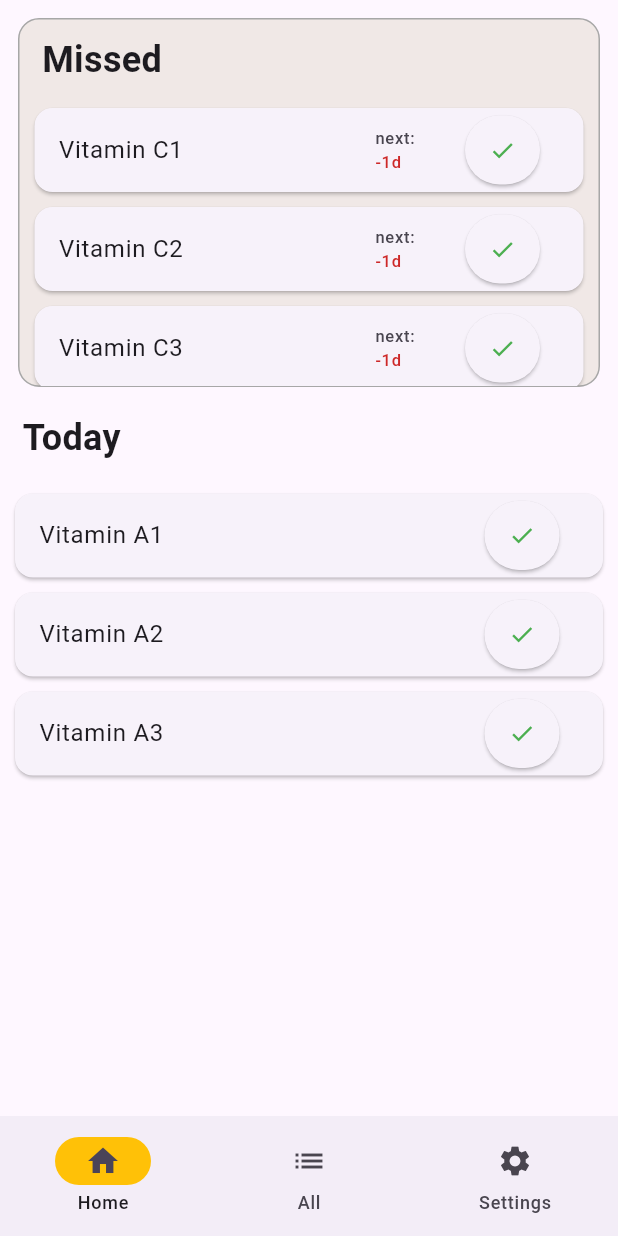
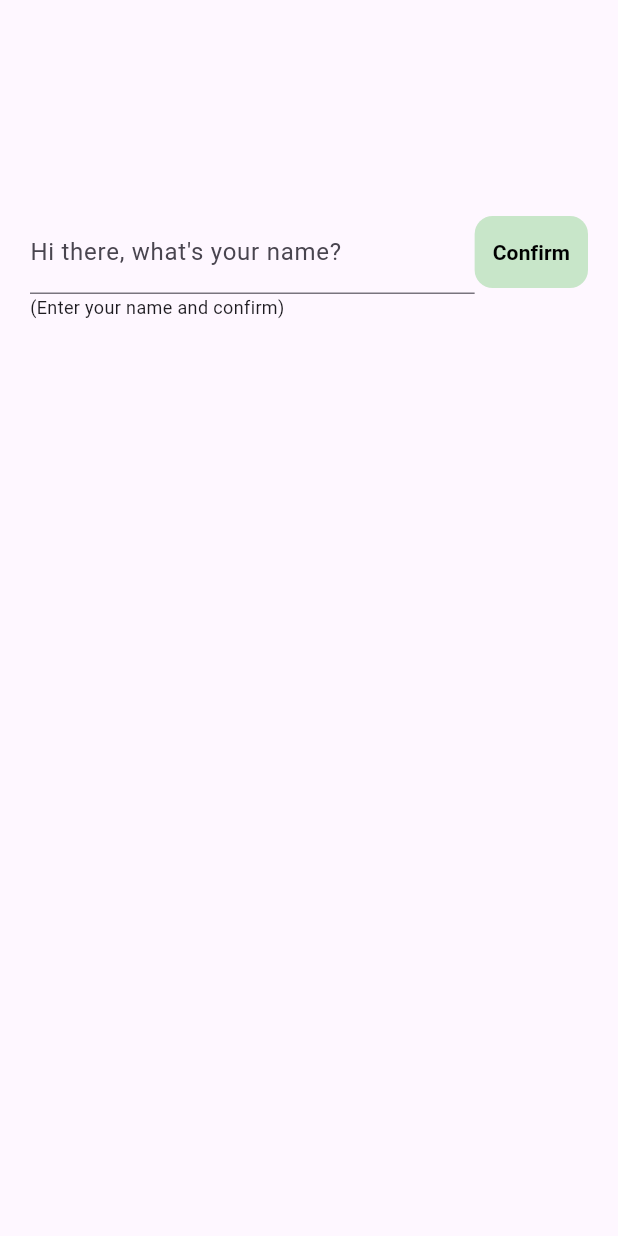
Before and after one commit to paulwiese/medication-tracker, a Flutter app: the screen it shows after launch, on a phone screen of 412 x 824 dp. Run offline on Flutter 3.47's test engine with Material 3 defaults, Android fonts, the phone set to English and light mode, and no system bars; our stand-ins replace hive, hive_flutter; accounts and stored records are empty.

Commit message:
start screen

```diff
--- a/lib/main.dart
+++ b/lib/main.dart
@@ -9,28 +9,9 @@ void main() async {
 
   await Hive.initFlutter();
 
-  await Hive.deleteBoxFromDisk('medication');
-
   Hive.registerAdapter(MedicationAdapter());
 
   var box = await Hive.openBox('medication');
-
-  var medication = [
-    Medication(id: 0, name: 'Vitamin A1', active: true, cycle: 7, last: DateTime(2024,11, 15), next: DateTime(2024, 11, 22), stock: 20, started: DateTime(2024,11, 14), total: 0),
-    Medication(id: 1, name: 'Vitamin A2', active: true, cycle: 7, last: DateTime(2024,11, 15), next: DateTime(2024, 11, 22), stock: 20, started: DateTime(2024,11, 14), total: 0),
-    Medication(id: 2, name: 'Vitamin A3', active: true, cycle: 7, last: DateTime(2024,11, 15), next: DateTime(2024, 11, 22), stock: 20, started: DateTime(2024,11, 14), total: 0),
-
-
-    Medication(id: 3, name: 'Vitamin B1', active: true, cycle: 7, last: DateTime(2024,11, 16), next: DateTime(2024, 11, 23), stock: 20, started: DateTime(2024,11, 10), total: 0),
-    Medication(id: 4, name: 'Vitamin B2', active: true, cycle: 7, last: DateTime(2024,11, 16), next: DateTime(2024, 11, 23), stock: 20, started: DateTime(2024,11, 10), total: 0),
-    Medication(id: 5, name: 'Vitamin B3', active: true, cycle: 7, last: DateTime(2024,11, 16), next: DateTime(2024, 11, 23), stock: 20, started: DateTime(2024,11, 10), total: 0),
-
-    Medication(id: 6, name: 'Vitamin C1', active: true, cycle: 7, last: DateTime(2024, 11, 14), next: DateTime(2024, 11, 21), stock: 20, started: DateTime(2024,11, 22), total: 0),
-    Medication(id: 7, name: 'Vitamin C2', active: true, cycle: 7, last: DateTime(2024, 11, 14), next: DateTime(2024, 11, 21), stock: 20, started: DateTime(2024,11, 22), total: 0),
-    Medication(id: 8, name: 'Vitamin C3', active: true, cycle: 7, last: DateTime(2024, 11, 14), next: DateTime(2024, 11, 21), stock: 20, started: DateTime(2024,11, 22), total: 0),
-  ];
-
-  box.put(0, medication);
 
   runApp(const MainApp());
 }
@@ -40,9 +21,11 @@ class MainApp extends StatelessWidget {
 
   @override
   Widget build(BuildContext context) {
-    return const MaterialApp(
+    var box = Hive.box('medication');
+
+    return MaterialApp(
       debugShowCheckedModeBanner: false,
-      home: Navigation()
+      home: box.get(1) == 'ready' ? const Navigation() : const Start()
     );
   }
 }
--- a/lib/pages/details.dart
+++ b/lib/pages/details.dart
@@ -32,7 +32,7 @@ class DetailScreenState extends State<DetailScreen> {
   @override
   void initState() {
     super.initState();
-    medication = Hive.box('medication').get(0);
+    medication = List<Medication>.from(Hive.box('medication').get(0));
 
     for(int i = 0; i < medication.length; i++) {
       if(medication[i].id == widget.id) {
--- a/lib/pages/index.dart
+++ b/lib/pages/index.dart
@@ -3,3 +3,4 @@ export 'all.dart';
 export 'settings.dart';
 export 'navigation.dart';
 export 'details.dart';
+export 'start.dart';
--- /dev/null
+++ b/lib/pages/start.dart
@@ -0,0 +1,130 @@
+import 'package:flutter/material.dart';
+import 'package:hive/hive.dart';
+import 'package:medication_tracker/models/medication.dart';
+import 'index.dart';
+
+class Start extends StatefulWidget {
+  const Start({super.key});
+
+  @override
+  State<Start> createState() => _StartState();
+}
+
+class _StartState extends State<Start> {
+  var box = Hive.box('medication');
+
+  TextEditingController _name = TextEditingController(text: '');
+
+  @override
+  Widget build(BuildContext context) {
+    return Scaffold(
+        body: Center(
+      child: Container(
+          constraints: const BoxConstraints(maxWidth: 400),
+          margin: const EdgeInsets.all(20),
+          child: Column(
+            crossAxisAlignment: CrossAxisAlignment.start,
+            children: [
+              SizedBox(height: 120,),
+              Row(
+                children: [
+                  Expanded(
+                      child: TextFormField(
+                    controller: _name,
+                    decoration: const InputDecoration(
+                        labelText: 'Hi there, what\'s your name?'),
+                  )),
+                  Container(
+                      decoration: BoxDecoration(
+                          color: Colors.green[100],
+                          shape: BoxShape.rectangle,
+                          borderRadius: const BorderRadius.all(Radius.circular(12.0))
+                        ),
+                      child: TextButton(
+                          onPressed: () {
+                            String input = _name.text;
+                            setState(() {
+                              if (input.isNotEmpty) {
+                                box.put(2, input);
+                                List<Medication> m = [];
+                                box.put(0, m);
+                                box.put(1, 'ready');
+                              } else {
+                                box.put(1, 'not-ready');
+                              }
+                            });
+                          },
+                          child: const Text('Confirm', style: TextStyle(color: Colors.black, fontWeight: FontWeight.bold),
+                          //icon: const Icon(
+                            //Icons.keyboard_return_rounded,
+                          ))),
+                ],
+              ),
+              const Text(
+                '(Enter your name and confirm)',
+                style: TextStyle(fontSize: 12.0),
+              ),
+              const SizedBox(
+                height: 40,
+              ),
+              (box.get(1) == 'ready')
+                  ? Row(
+                      children: [
+                        Container(
+                          decoration: BoxDecoration(
+                            color: Colors.blue[100],
+                            shape: BoxShape.rectangle,
+                            borderRadius: const BorderRadius.all(Radius.circular(12.0))
+                          ),
+                          child: TextButton(
+                            onPressed: () {
+                              Navigator.pushReplacement(context, MaterialPageRoute(
+                                builder: (context) => const Navigation(),
+                              ),);
+                            }
+                            , child: const Text('Start fresh', style: TextStyle(color: Colors.black))
+                          )
+                        ),
+                        const SizedBox(width: 20,),
+                        Container(
+                          decoration: BoxDecoration(
+                            color: Colors.blue[100],
+                            shape: BoxShape.rectangle,
+                            borderRadius: const BorderRadius.all(Radius.circular(12.0))
+                          ),
+                          child: TextButton(
+                            onPressed: () {
+                              List<Medication> medication = [
+                                Medication(id: 0, name: 'Vitamin A1', active: true, cycle: 7, last: DateTime(2024,11, 15), next: DateTime(2024, 11, 22), stock: 20, started: DateTime(2024,11, 14), total: 0),
+                                Medication(id: 1, name: 'Vitamin A2', active: true, cycle: 7, last: DateTime(2024,11, 15), next: DateTime(2024, 11, 22), stock: 20, started: DateTime(2024,11, 14), total: 0),
+                                Medication(id: 2, name: 'Vitamin A3', active: true, cycle: 7, last: DateTime(2024,11, 15), next: DateTime(2024, 11, 22), stock: 20, started: DateTime(2024,11, 14), total: 0),
+
+
+                                Medication(id: 3, name: 'Vitamin B1', active: true, cycle: 7, last: DateTime(2024,11, 16), next: DateTime(2024, 11, 23), stock: 20, started: DateTime(2024,11, 10), total: 0),
+                                Medication(id: 4, name: 'Vitamin B2', active: true, cycle: 7, last: DateTime(2024,11, 16), next: DateTime(2024, 11, 23), stock: 20, started: DateTime(2024,11, 10), total: 0),
+                                Medication(id: 5, name: 'Vitamin B3', active: true, cycle: 7, last: DateTime(2024,11, 16), next: DateTime(2024, 11, 23), stock: 20, started: DateTime(2024,11, 10), total: 0),
+
+                                Medication(id: 6, name: 'Vitamin C1', active: true, cycle: 7, last: DateTime(2024, 11, 14), next: DateTime(2024, 11, 21), stock: 20, started: DateTime(2024,11, 22), total: 0),
+                                Medication(id: 7, name: 'Vitamin C2', active: true, cycle: 7, last: DateTime(2024, 11, 14), next: DateTime(2024, 11, 21), stock: 20, started: DateTime(2024,11, 22), total: 0),
+                                Medication(id: 8, name: 'Vitamin C3', active: true, cycle: 7, last: DateTime(2024, 11, 14), next: DateTime(2024, 11, 21), stock: 20, started: DateTime(2024,11, 22), total: 0),
+                              ];
+                              setState(() {
+                                box.put(0, medication);
+                              });
+                              Navigator.pushReplacement(context, MaterialPageRoute(
+                                builder: (context) => const Navigation(),
+                              ),);
+                            }
+                            , child: const Text('Test with sample data', style: TextStyle(color: Colors.black))
+                          )
+                        ),
+                      ],
+                    )
+                  : const SizedBox(
+                      height: 0,
+                    ),
+            ],
+          )),
+    ));
+  }
+}
```
Also changed, not shown: lib/pages/all.dart (+13 -7 lines), lib/pages/home.dart (+13 -4 lines), lib/pages/settings.dart (+17 -2 lines), 4 other files.
